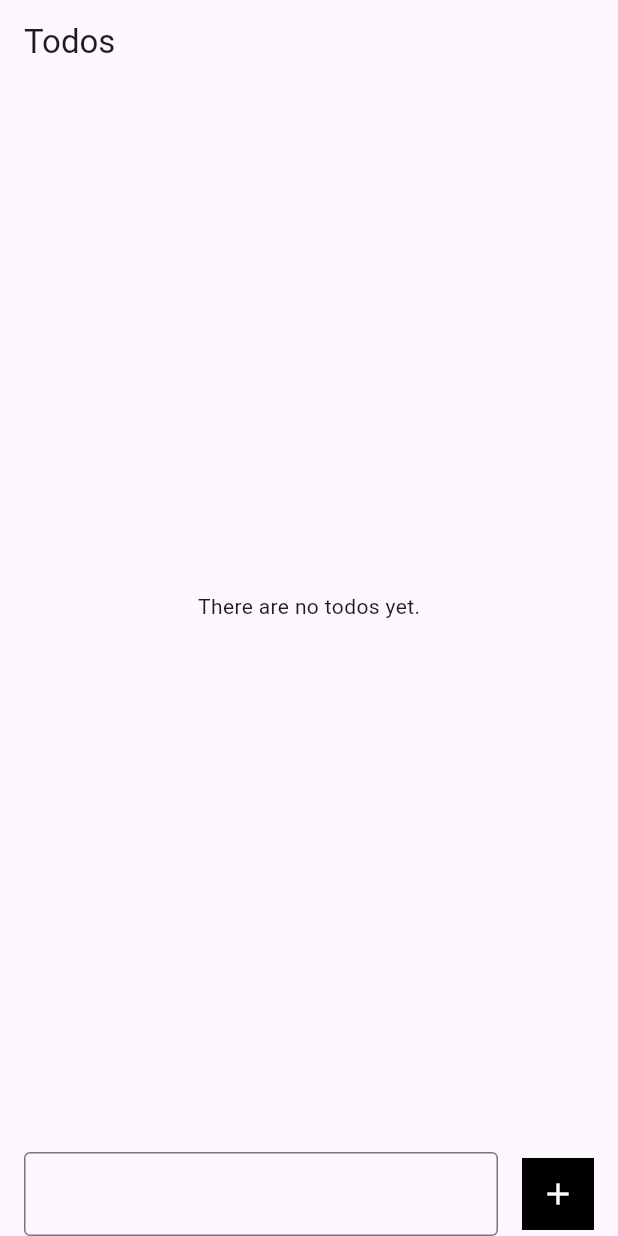
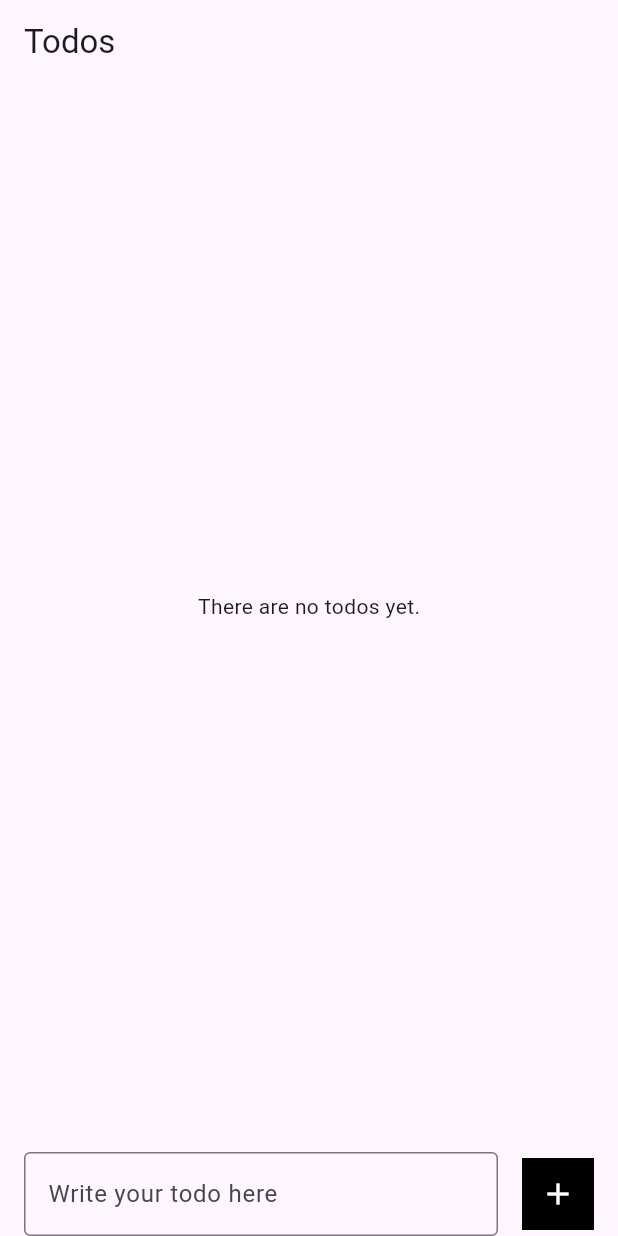
Before and after one commit to abdymazhittoretay/todo_list_provider, a Flutter app: the screen it shows after launch, on a phone screen of 412 x 824 dp. Run offline on Flutter 3.47's test engine with Material 3 defaults, Android fonts, the phone set to English and light mode, and no system bars.

Commit message:
added hintText to add todo textfield

```diff
--- a/lib/pages/home_page.dart
+++ b/lib/pages/home_page.dart
@@ -106,6 +106,7 @@ class _HomePageState extends State<HomePage> {
                         focusNode: _focusNode,
                         controller: _controller,
                         decoration: InputDecoration(
+                          hintText: "Write your todo here",
                           border: OutlineInputBorder(),
                         ),
                       ),
```
